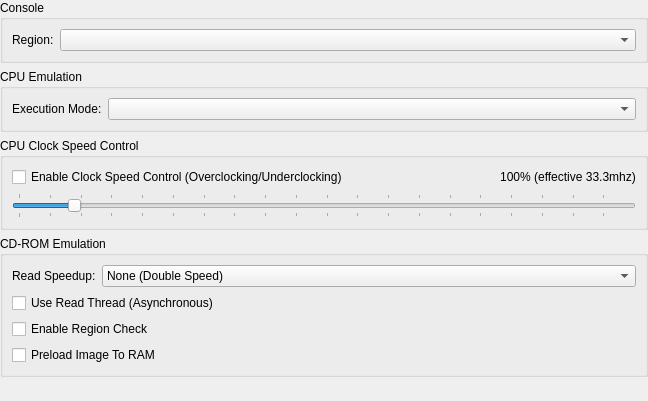
The window that src/duckstation-qt/consolesettingswidget.ui (kofxi3584karlayang/duckstation) describes before a commit, drawn with Qt 5.
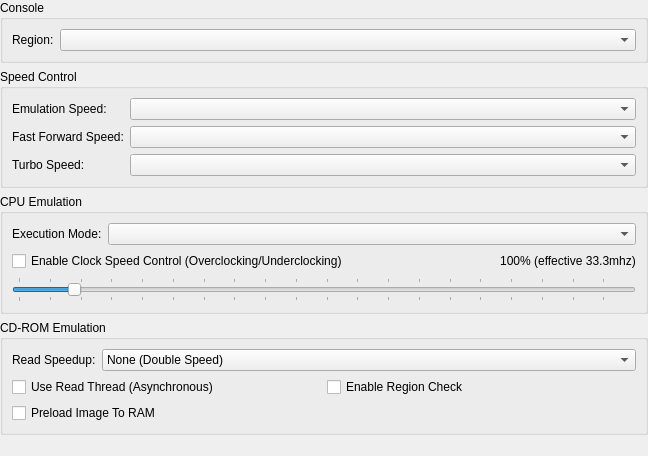
The same window after the commit.

Commit message: Qt: Move emulation speed settings to console settings

What changed in the file:
```diff
--- a/src/duckstation-qt/consolesettingswidget.ui
+++ b/src/duckstation-qt/consolesettingswidget.ui
@@ -7,7 +7,7 @@
     <x>0</x>
     <y>0</y>
     <width>648</width>
-    <height>401</height>
+    <height>456</height>
    </rect>
   </property>
   <property name="windowTitle">
@@ -45,12 +45,51 @@
      </layout>
     </widget>
    </item>
+   <item>
+    <widget class="QGroupBox" name="groupBox_5">
+     <property name="title">
+      <string>Speed Control</string>
+     </property>
+     <layout class="QFormLayout" name="formLayout_2">
+      <item row="0" column="0">
+       <widget class="QLabel" name="label_4">
+        <property name="text">
+         <string>Emulation Speed:</string>
+        </property>
+       </widget>
+      </item>
+      <item row="0" column="1">
+       <widget class="QComboBox" name="emulationSpeed"/>
+      </item>
+      <item row="1" column="0">
+       <widget class="QLabel" name="label_5">
+        <property name="text">
+         <string>Fast Forward Speed:</string>
+        </property>
+       </widget>
+      </item>
+      <item row="1" column="1">
+       <widget class="QComboBox" name="fastForwardSpeed"/>
+      </item>
+      <item row="2" column="0">
+       <widget class="QLabel" name="label_6">
+        <property name="text">
+         <string>Turbo Speed:</string>
+        </property>
+       </widget>
+      </item>
+      <item row="2" column="1">
+       <widget class="QComboBox" name="turboSpeed"/>
+      </item>
+     </layout>
+    </widget>
+   </item>
    <item>
     <widget class="QGroupBox" name="groupBox_2">
      <property name="title">
       <string>CPU Emulation</string>
      </property>
-     <layout class="QFormLayout" name="formLayout_2">
+     <layout class="QFormLayout" name="formLayout_3">
       <item row="0" column="0">
        <widget class="QLabel" name="label_3">
         <property name="text">
@@ -61,16 +100,9 @@
       <item row="0" column="1">
        <widget class="QComboBox" name="cpuExecutionMode"/>
       </item>
-     </layout>
-    </widget>
-   </item>
+      <item row="1" column="0" colspan="2">
+       <layout class="QVBoxLayout" name="verticalLayout_2">
    <item>
-    <widget class="QGroupBox" name="groupBox_3">
-     <property name="title">
-      <string>CPU Clock Speed Control</string>
-     </property>
-     <layout class="QGridLayout" name="gridLayout">
-      <item row="0" column="0">
        <layout class="QHBoxLayout" name="horizontalLayout">
         <item>
          <widget class="QCheckBox" name="enableCPUClockSpeedControl">
@@ -104,7 +136,7 @@
         </item>
        </layout>
       </item>
-      <item row="1" column="0">
+        <item>
        <widget class="QSlider" name="cpuClockSpeed">
         <property name="minimum">
          <number>10</number>
@@ -127,6 +159,8 @@
        </widget>
       </item>
      </layout>
+      </item>
+     </layout>
     </widget>
    </item>
    <item>
@@ -135,27 +169,6 @@
       <string>CD-ROM Emulation</string>
      </property>
      <layout class="QFormLayout" name="formLayout_4">
-      <item row="1" column="0" colspan="2">
-       <widget class="QCheckBox" name="cdromReadThread">
-        <property name="text">
-         <string>Use Read Thread (Asynchronous)</string>
-        </property>
-       </widget>
-      </item>
-      <item row="2" column="0" colspan="2">
-       <widget class="QCheckBox" name="cdromRegionCheck">
-        <property name="text">
-         <string>Enable Region Check</string>
-        </property>
-       </widget>
-      </item>
-      <item row="3" column="0" colspan="2">
-       <widget class="QCheckBox" name="cdromLoadImageToRAM">
-        <property name="text">
-         <string>Preload Image To RAM</string>
-        </property>
-       </widget>
-      </item>
       <item row="0" column="0">
        <widget class="QLabel" name="label_2">
         <property name="text">
@@ -217,6 +230,31 @@
         </item>
        </widget>
       </item>
+      <item row="1" column="0" colspan="2">
+       <layout class="QGridLayout" name="gridLayout">
+        <item row="0" column="0">
+         <widget class="QCheckBox" name="cdromReadThread">
+          <property name="text">
+           <string>Use Read Thread (Asynchronous)</string>
+          </property>
+         </widget>
+        </item>
+        <item row="0" column="1">
+         <widget class="QCheckBox" name="cdromRegionCheck">
+          <property name="text">
+           <string>Enable Region Check</string>
+          </property>
+         </widget>
+        </item>
+        <item row="1" column="0">
+         <widget class="QCheckBox" name="cdromLoadImageToRAM">
+          <property name="text">
+           <string>Preload Image To RAM</string>
+          </property>
+         </widget>
+        </item>
+       </layout>
+      </item>
      </layout>
     </widget>
    </item>
```
Lines whose indentation alone changed are shown as unchanged. The commit also changes 5 other files.
